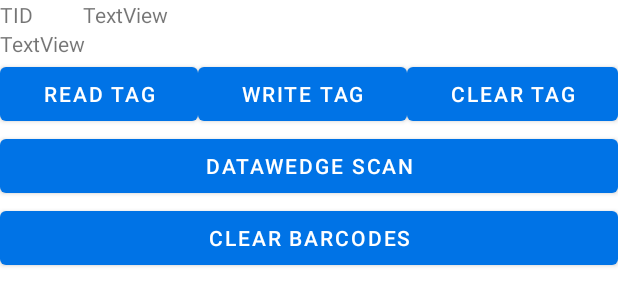
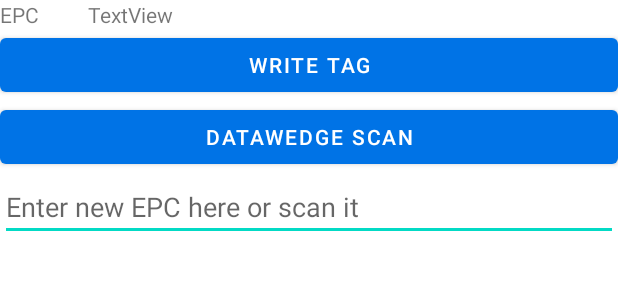
Before and after one commit to ltrudu/RFIDSampleApp, an Android app: the layout activity_epc_write.xml on its own in the app's theme, with its tools: preview values and no code run, on a phone screen of 412 x 824 dp. Shown: the top 306 px of the screen. Run offline under Robolectric (Android 15) with nearby library versions, the phone set to English and light mode, and no system bars.

Commit message:
Added EPC Rewrite activity

```diff
--- a/RFIDSampleApp/src/main/AndroidManifest.xml
+++ b/RFIDSampleApp/src/main/AndroidManifest.xml
@@ -16,6 +16,8 @@
             android:exported="false" />
         <activity
             android:name=".TagReadUserMemoryActivity"
+            android:exported="false" />
+        <activity android:name=".EPCWriteActivity"
             android:exported="false" />
         <activity
             android:name=".TagLocateActivity"
--- a/RFIDSampleApp/src/main/java/com/zebra/rfid/demo/sdksample/TagReadUserMemoryActivity.java
+++ b/RFIDSampleApp/src/main/java/com/zebra/rfid/demo/sdksample/TagReadUserMemoryActivity.java
@@ -114,7 +114,7 @@
         btClearTag.setOnClickListener(new View.OnClickListener() {
             @Override
             public void onClick(View view) {
-                MainApplication.rfidHandler.writeData(mTagID,  "", memoryBank, new RFIDHandler.TagUserMemoryAccessCallback() {
+                MainApplication.rfidHandler.writeData(mTagID,  "", memoryBank, new RFIDHandler.TagAccessCallback() {
                     @Override
                     public void onSuccess(String tagID) {
                         Toast.makeText(TagReadUserMemoryActivity.this, "Data written with success for tag:" + tagID, Toast.LENGTH_LONG).show();
@@ -163,7 +163,7 @@
                         }
                     });
 
-                    MainApplication.rfidHandler.writeData(mTagID, dataToWrite, memoryBank, new RFIDHandler.TagUserMemoryAccessCallback() {
+                    MainApplication.rfidHandler.writeData(mTagID, dataToWrite, memoryBank, new RFIDHandler.TagAccessCallback() {
                         @Override
                         public void onSuccess(String tagID) {
                             Toast.makeText(TagReadUserMemoryActivity.this, mBarcodeDataModelArrayList.size() + " barcodes written successfully to tag:" + mTagID, Toast.LENGTH_LONG).show();
@@ -289,7 +289,7 @@
                 tvUserMemory.setText("Reading data on TAG");
             }
         });
-        MainApplication.rfidHandler.readData(mTagID, memoryBank, new RFIDHandler.TagUserMemoryAccessCallback() {
+        MainApplication.rfidHandler.readData(mTagID, memoryBank, new RFIDHandler.TagAccessCallback() {
             @Override
             public void onSuccess(String memoryRead) {
                 TagReadUserMemoryActivity.this.runOnUiThread(new Runnable() {
--- a/RFIDSampleApp/src/main/res/layout/activity_tag_user_memory_read.xml
+++ b/RFIDSampleApp/src/main/res/layout/activity_epc_write.xml
@@ -24,7 +24,7 @@
                 android:layout_width="wrap_content"
                 android:layout_height="wrap_content"
                 android:layout_weight="0.1"
-                android:text="TID" />
+                android:text="EPC" />
 
             <TextView
                 android:id="@+id/tvEPC"
@@ -34,25 +34,11 @@
                 android:text="TextView" />
         </LinearLayout>
 
-        <TextView
-            android:id="@+id/tvUserMemory"
-            android:layout_width="match_parent"
-            android:layout_height="wrap_content"
-            android:layout_weight="1"
-            android:text="TextView" />
-
         <LinearLayout
             android:layout_width="match_parent"
             android:layout_height="match_parent"
             android:layout_weight="1"
             android:orientation="horizontal">
-
-            <Button
-                android:id="@+id/bt_readTag"
-                android:layout_width="wrap_content"
-                android:layout_height="wrap_content"
-                android:layout_weight="1"
-                android:text="Read Tag" />
 
             <Button
                 android:id="@+id/btWriteATag"
@@ -61,12 +47,6 @@
                 android:layout_weight="1"
                 android:text="Write Tag" />
 
-            <Button
-                android:id="@+id/btClear"
-                android:layout_width="wrap_content"
-                android:layout_height="wrap_content"
-                android:layout_weight="1"
-                android:text="Clear Tag" />
         </LinearLayout>
 
         <Button
@@ -76,19 +56,21 @@
             android:layout_weight="1"
             android:text="DataWedge Scan" />
 
-        <Button
-            android:id="@+id/bt_clearbarcodes"
+        <EditText
+            android:id="@+id/et_NewEPC"
             android:layout_width="match_parent"
             android:layout_height="wrap_content"
-            android:layout_weight="1"
-            android:text="Clear Barcodes" />
+            android:hint="Enter new EPC here or scan it"
+        />
 
     </LinearLayout>
 
-    <androidx.recyclerview.widget.RecyclerView
-        android:id="@+id/rvBarcodesList"
+    <TextView
+        android:id="@+id/tv_status"
         android:layout_width="match_parent"
         android:layout_height="0dp"
+        app:layout_constraintTop_toBottomOf="@id/llTopLayout"
         app:layout_constraintBottom_toBottomOf="parent"
-        app:layout_constraintTop_toBottomOf="@id/llTopLayout" />
+        />
+
 </androidx.constraintlayout.widget.ConstraintLayout>
```
Also changed, not shown: RFIDSampleApp/src/main/java/com/zebra/rfid/demo/sdksample/EPCWriteActivity.java (added, +221 -0 lines), RFIDSampleApp/src/main/java/com/zebra/rfid/demo/sdksample/RFIDHandler.java (+100 -4 lines), RFIDSampleApp/src/main/java/com/zebra/rfid/demo/sdksample/TagDataAdapter.java (+32 -5 lines), RFIDSampleApp/src/main/java/com/zebra/rfid/demo/sdksample/TagInventoryActivity.java (+10 -0 lines), RFIDSampleApp/src/main/res/layout/activity_main.xml (+10 -4 lines), RFIDSampleApp/src/main/res/layout/item_tagdata.xml (+9 -1 lines).
